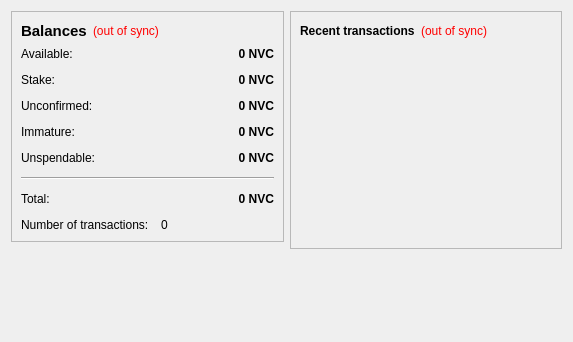
mcastillo0724/novacoin, file src/qt/forms/overviewpage.ui: the form before one commit.
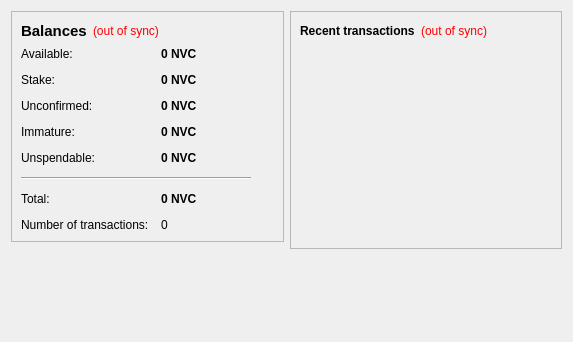
The form after the commit.

Commit message: вернул балансам выравнивание слева.

```diff
--- a/src/qt/forms/overviewpage.ui
+++ b/src/qt/forms/overviewpage.ui
@@ -111,7 +111,7 @@
              <string notr="true">0 NVC</string>
             </property>
             <property name="alignment">
-             <set>Qt::AlignRight|Qt::AlignTrailing|Qt::AlignVCenter</set>
+             <set>Qt::AlignLeading|Qt::AlignLeft|Qt::AlignVCenter</set>
             </property>
             <property name="textInteractionFlags">
              <set>Qt::LinksAccessibleByMouse|Qt::TextSelectableByKeyboard|Qt::TextSelectableByMouse</set>
@@ -146,7 +146,7 @@
              <string notr="true">0 NVC</string>
             </property>
             <property name="alignment">
-             <set>Qt::AlignRight|Qt::AlignTrailing|Qt::AlignVCenter</set>
+             <set>Qt::AlignLeading|Qt::AlignLeft|Qt::AlignVCenter</set>
             </property>
             <property name="textInteractionFlags">
              <set>Qt::LinksAccessibleByMouse|Qt::TextSelectableByKeyboard|Qt::TextSelectableByMouse</set>
@@ -181,7 +181,7 @@
              <string notr="true">0 NVC</string>
             </property>
             <property name="alignment">
-             <set>Qt::AlignRight|Qt::AlignTrailing|Qt::AlignVCenter</set>
+             <set>Qt::AlignLeading|Qt::AlignLeft|Qt::AlignVCenter</set>
             </property>
             <property name="textInteractionFlags">
              <set>Qt::LinksAccessibleByMouse|Qt::TextSelectableByKeyboard|Qt::TextSelectableByMouse</set>
@@ -213,7 +213,7 @@
              <string notr="true">0 NVC</string>
             </property>
             <property name="alignment">
-             <set>Qt::AlignRight|Qt::AlignTrailing|Qt::AlignVCenter</set>
+             <set>Qt::AlignLeading|Qt::AlignLeft|Qt::AlignVCenter</set>
             </property>
             <property name="textInteractionFlags">
              <set>Qt::LinksAccessibleByMouse|Qt::TextSelectableByKeyboard|Qt::TextSelectableByMouse</set>
@@ -248,7 +248,7 @@
              <string notr="true">0 NVC</string>
             </property>
             <property name="alignment">
-             <set>Qt::AlignRight|Qt::AlignTrailing|Qt::AlignVCenter</set>
+             <set>Qt::AlignLeading|Qt::AlignLeft|Qt::AlignVCenter</set>
             </property>
             <property name="textInteractionFlags">
              <set>Qt::LinksAccessibleByMouse|Qt::TextSelectableByKeyboard|Qt::TextSelectableByMouse</set>
@@ -257,6 +257,12 @@
           </item>
           <item row="5" column="0" colspan="2">
            <widget class="Line" name="line">
+            <property name="maximumSize">
+             <size>
+              <width>230</width>
+              <height>16777215</height>
+             </size>
+            </property>
             <property name="orientation">
              <enum>Qt::Horizontal</enum>
             </property>
@@ -287,7 +293,7 @@
              <string notr="true">0 NVC</string>
             </property>
             <property name="alignment">
-             <set>Qt::AlignRight|Qt::AlignTrailing|Qt::AlignVCenter</set>
+             <set>Qt::AlignLeading|Qt::AlignLeft|Qt::AlignVCenter</set>
             </property>
             <property name="textInteractionFlags">
              <set>Qt::LinksAccessibleByMouse|Qt::TextSelectableByKeyboard|Qt::TextSelectableByMouse</set>
```
